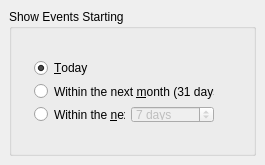
Qt form kontact/plugins/korganizer/apptsummaryconfig_base.ui (chusopr/kdepim-ktimetracker-akonadi) before a commit.
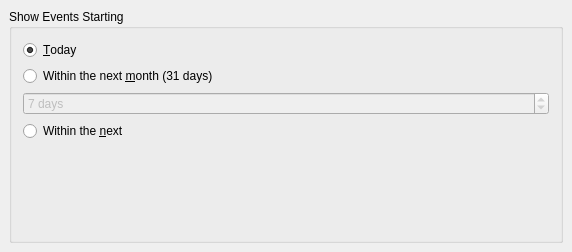
The same form after that commit.

```diff
--- a/kontact/plugins/korganizer/apptsummaryconfig_base.ui
+++ b/kontact/plugins/korganizer/apptsummaryconfig_base.ui
@@ -7,8 +7,8 @@
    <rect>
     <x>0</x>
     <y>0</y>
-    <width>265</width>
-    <height>165</height>
+    <width>572</width>
+    <height>252</height>
    </rect>
   </property>
   <property name="windowTitle" >
@@ -35,17 +35,8 @@
      <property name="title" >
       <string>Show Events Starting</string>
      </property>
-     <widget class="QWidget" name="" >
-      <property name="geometry" >
-       <rect>
-        <x>14</x>
-        <y>39</y>
-        <width>202</width>
-        <height>86</height>
-       </rect>
-      </property>
-      <layout class="QGridLayout" >
-       <item row="0" column="0" colspan="2" >
+     <layout class="QVBoxLayout" >
+      <item>
         <widget class="QRadioButton" name="mDateTodayButton" >
          <property name="text" >
           <string>&amp;Today</string>
@@ -55,7 +46,7 @@
          </property>
         </widget>
        </item>
-       <item row="1" column="0" colspan="2" >
+      <item>
         <widget class="QRadioButton" name="mDateMonthButton" >
          <property name="text" >
           <string>Within the next &amp;month (31 days)</string>
@@ -65,20 +56,7 @@
          </property>
         </widget>
        </item>
-       <item row="2" column="0" >
-        <widget class="QRadioButton" name="mDateRangeButton" >
-         <property name="enabled" >
-          <bool>true</bool>
-         </property>
-         <property name="text" >
-          <string>Within the &amp;next</string>
-         </property>
-         <property name="checked" >
-          <bool>false</bool>
-         </property>
-        </widget>
-       </item>
-       <item row="2" column="1" >
+      <item>
         <widget class="QSpinBox" name="mCustomDays" >
          <property name="enabled" >
           <bool>false</bool>
@@ -103,8 +81,33 @@
          </property>
         </widget>
        </item>
-      </layout>
-     </widget>
+      <item>
+       <widget class="QRadioButton" name="mDateRangeButton" >
+        <property name="enabled" >
+         <bool>true</bool>
+        </property>
+        <property name="text" >
+         <string>Within the &amp;next</string>
+        </property>
+        <property name="checked" >
+         <bool>false</bool>
+        </property>
+       </widget>
+      </item>
+      <item>
+       <spacer>
+        <property name="orientation" >
+         <enum>Qt::Vertical</enum>
+        </property>
+        <property name="sizeHint" >
+         <size>
+          <width>20</width>
+          <height>40</height>
+         </size>
+        </property>
+       </spacer>
+      </item>
+     </layout>
     </widget>
    </item>
   </layout>
```
Lines whose indentation alone changed are shown as unchanged.
